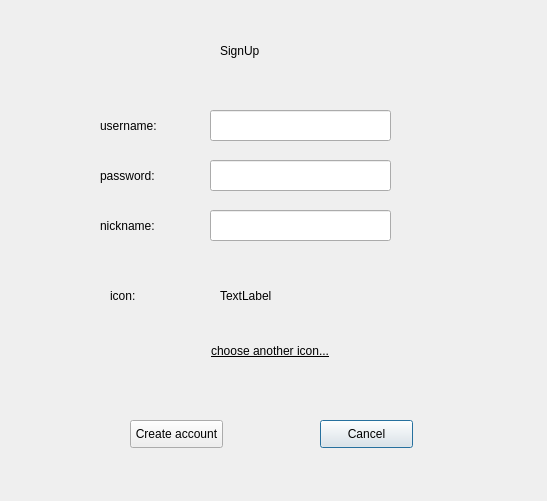
The window that GUI/SymposiumGui/signup.ui (RickZack/Symposium) describes before a commit, drawn with Qt 5.
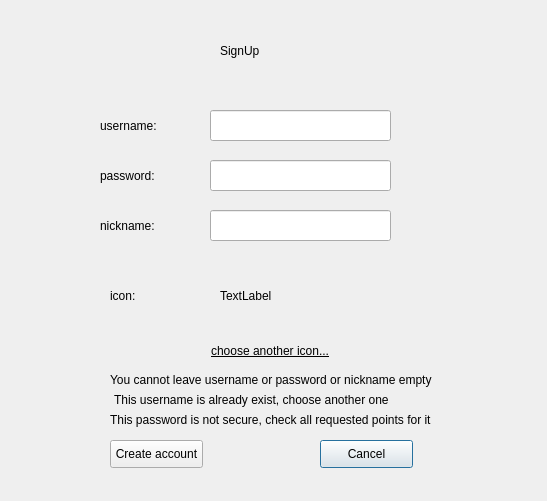
The same window after the commit.

```diff
--- a/GUI/SymposiumGui/signup.ui
+++ b/GUI/SymposiumGui/signup.ui
@@ -46,7 +46,7 @@
    <property name="geometry">
     <rect>
      <x>320</x>
-     <y>420</y>
+     <y>440</y>
      <width>93</width>
      <height>28</height>
     </rect>
@@ -87,8 +87,8 @@
   <widget class="QPushButton" name="signin">
    <property name="geometry">
     <rect>
-     <x>130</x>
-     <y>420</y>
+     <x>110</x>
+     <y>440</y>
      <width>93</width>
      <height>28</height>
     </rect>
@@ -195,7 +195,7 @@
   <widget class="QLabel" name="msg">
    <property name="geometry">
     <rect>
-     <x>100</x>
+     <x>120</x>
      <y>380</y>
      <width>321</width>
      <height>21</height>
@@ -208,6 +208,45 @@
     <string/>
    </property>
   </widget>
+  <widget class="QLabel" name="haveto">
+   <property name="geometry">
+    <rect>
+     <x>110</x>
+     <y>370</y>
+     <width>371</width>
+     <height>20</height>
+    </rect>
+   </property>
+   <property name="text">
+    <string>You cannot leave username or password or nickname empty</string>
+   </property>
+  </widget>
+  <widget class="QLabel" name="usernameExist">
+   <property name="geometry">
+    <rect>
+     <x>114</x>
+     <y>390</y>
+     <width>341</width>
+     <height>20</height>
+    </rect>
+   </property>
+   <property name="text">
+    <string>This username is already exist, choose another one</string>
+   </property>
+  </widget>
+  <widget class="QLabel" name="passwordNotCorrect">
+   <property name="geometry">
+    <rect>
+     <x>110</x>
+     <y>410</y>
+     <width>351</width>
+     <height>20</height>
+    </rect>
+   </property>
+   <property name="text">
+    <string>This password is not secure, check all requested points for it</string>
+   </property>
+  </widget>
  </widget>
  <resources/>
  <connections/>
```
